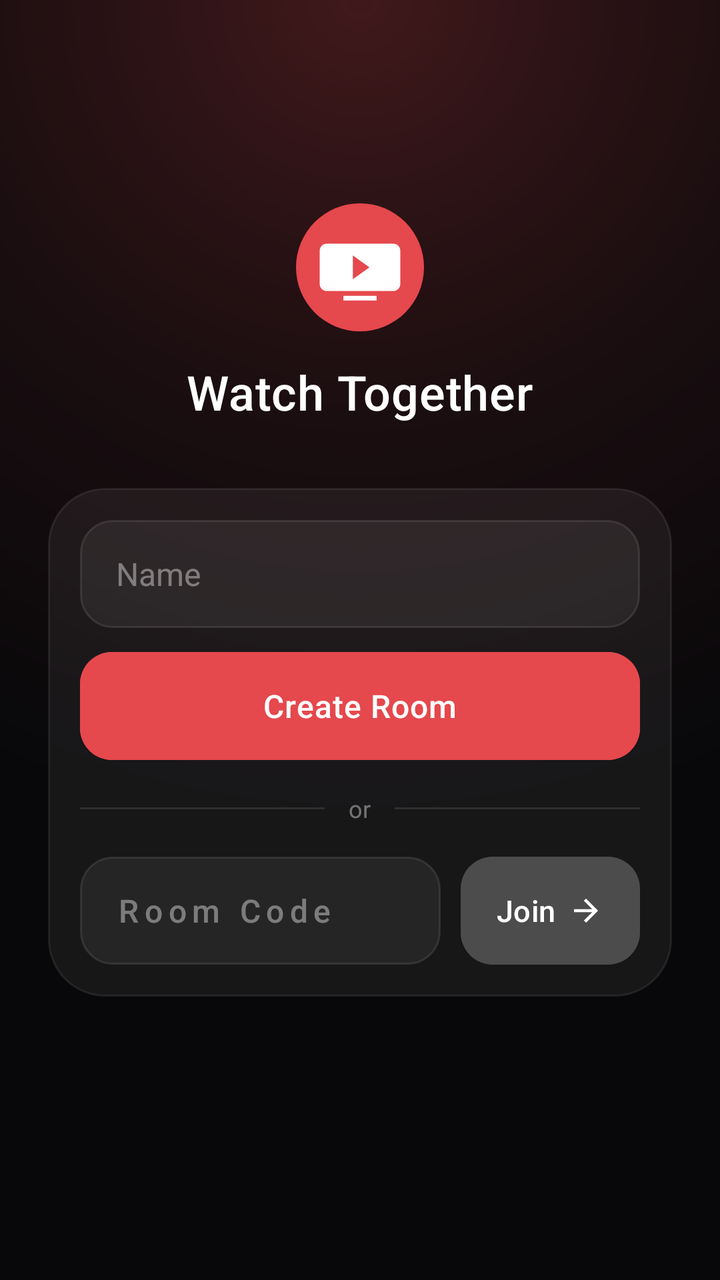
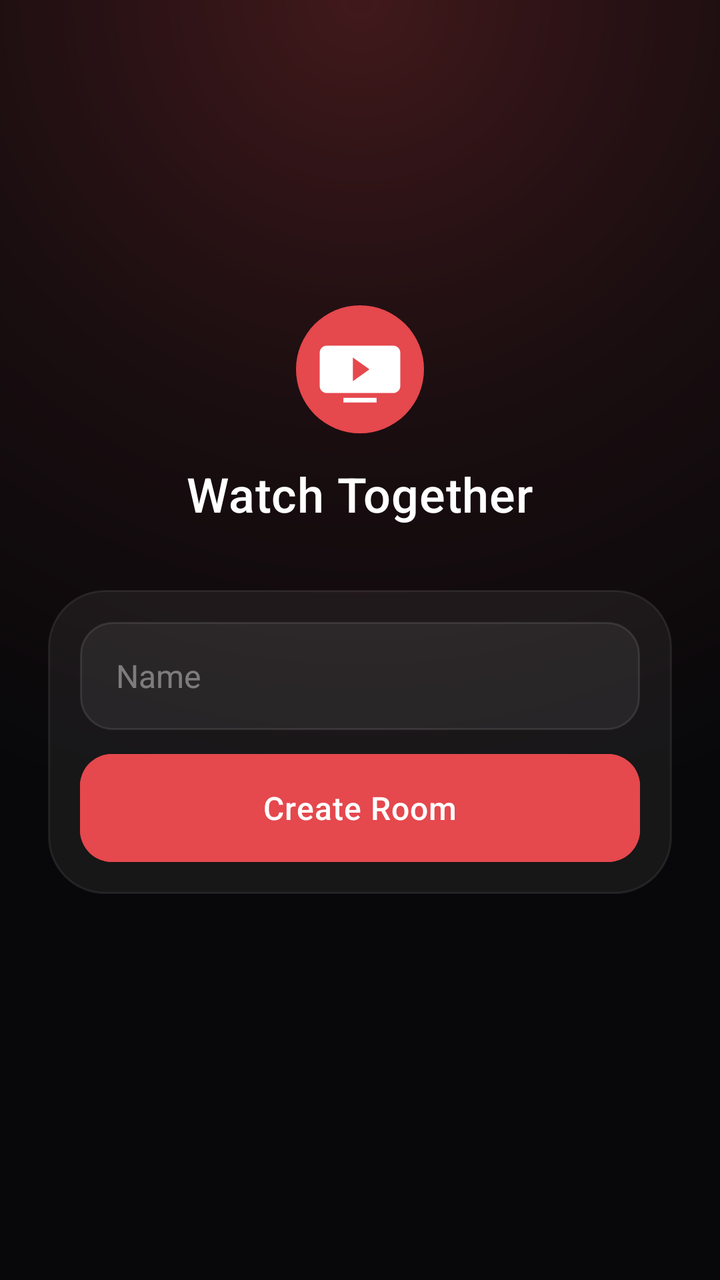

Compare the two renders of this Android layout. The source of the first and the diff that turns it into the second are given below.
<!-- AndroidManifest.xml: application theme Theme.WatchTogether -->
<!-- res/layout/activity_main.xml -->
<?xml version="1.0" encoding="utf-8"?>
<FrameLayout xmlns:android="http://schemas.android.com/apk/res/android"
    xmlns:app="http://schemas.android.com/apk/res-auto"
    android:id="@+id/root"
    android:layout_width="match_parent"
    android:layout_height="match_parent"
    android:background="@drawable/join_bg">

    <ScrollView
        android:layout_width="match_parent"
        android:layout_height="match_parent"
        android:fillViewport="true"
        android:overScrollMode="never"
        android:scrollbars="none">

        <LinearLayout
            android:layout_width="match_parent"
            android:layout_height="wrap_content"
            android:gravity="center"
            android:orientation="vertical"
            android:paddingHorizontal="24dp"
            android:paddingVertical="32dp">

            <ImageView
                android:layout_width="64dp"
                android:layout_height="64dp"
                android:contentDescription="@null"
                android:src="@drawable/ic_launcher" />

            <TextView
                android:id="@+id/titleText"
                android:layout_width="wrap_content"
                android:layout_height="wrap_content"
                android:layout_marginTop="14dp"
                android:fontFamily="sans-serif-medium"
                android:letterSpacing="0.01"
                android:text="@string/app_name"
                android:textColor="#FFFFFF"
                android:textSize="24sp" />

            <TextView
                android:id="@+id/setupWarning"
                android:layout_width="wrap_content"
                android:layout_height="wrap_content"
                android:layout_marginTop="10dp"
                android:text="@string/setup_needed"
                android:textColor="#FFB3B6"
                android:textSize="13sp"
                android:visibility="gone" />

            
            <LinearLayout
                android:layout_width="match_parent"
                android:layout_height="wrap_content"
                android:layout_marginTop="32dp"
                android:background="@drawable/join_card"
                android:orientation="vertical"
                android:padding="16dp">

                <EditText
                    android:id="@+id/nameInput"
                    style="@style/JoinField"
                    android:hint="@string/your_name"
                    android:imeOptions="actionDone"
                    android:inputType="textPersonName|textCapWords"
                    android:maxLength="24" />

                <com.google.android.material.button.MaterialButton
                    android:id="@+id/createButton"
                    android:layout_width="match_parent"
                    android:layout_height="54dp"
                    android:layout_marginTop="12dp"
                    android:backgroundTint="@color/accent"
                    android:fontFamily="sans-serif-medium"
                    android:insetTop="0dp"
                    android:insetBottom="0dp"
                    android:letterSpacing="0.02"
                    android:text="@string/create_room"
                    android:textAllCaps="false"
                    android:textColor="#FFFFFF"
                    android:textSize="16sp"
                    app:cornerRadius="16dp" />

                <LinearLayout
                    android:layout_width="match_parent"
                    android:layout_height="wrap_content"
                    android:layout_marginVertical="16dp"
                    android:gravity="center_vertical"
                    android:orientation="horizontal">

                    <View
                        android:layout_width="0dp"
                        android:layout_height="1dp"
                        android:layout_weight="1"
                        android:background="#1AFFFFFF" />

                    <TextView
                        android:id="@+id/orText"
                        android:layout_width="wrap_content"
                        android:layout_height="wrap_content"
                        android:layout_marginHorizontal="12dp"
                        android:text="@string/or_join"
                        android:textColor="#66FFFFFF"
                        android:textSize="12sp" />

                    <View
                        android:layout_width="0dp"
                        android:layout_height="1dp"
                        android:layout_weight="1"
                        android:background="#1AFFFFFF" />
                </LinearLayout>

                <LinearLayout
                    android:layout_width="match_parent"
                    android:layout_height="wrap_content"
                    android:gravity="center_vertical"
                    android:orientation="horizontal">

                    <EditText
                        android:id="@+id/codeInput"
                        style="@style/JoinField"
                        android:layout_width="0dp"
                        android:layout_weight="1"
                        android:fontFamily="sans-serif-medium"
                        android:hint="@string/room_code"
                        android:imeOptions="actionGo"
                        android:inputType="textCapCharacters|textNoSuggestions|textVisiblePassword"
                        android:letterSpacing="0.18"
                        android:maxLength="6" />

                    <com.google.android.material.button.MaterialButton
                        android:id="@+id/joinButton"
                        android:layout_width="wrap_content"
                        android:layout_height="54dp"
                        android:layout_marginStart="10dp"
                        android:backgroundTint="#1FFFFFFF"
                        android:fontFamily="sans-serif-medium"
                        android:insetTop="0dp"
                        android:insetBottom="0dp"
                        android:paddingHorizontal="18dp"
                        android:text="@string/join_room"
                        android:textAllCaps="false"
                        android:textColor="#FFFFFF"
                        android:textSize="15sp"
                        app:cornerRadius="16dp"
                        app:icon="@drawable/ic_arrow_forward"
                        app:iconGravity="end"
                        app:iconPadding="6dp"
                        app:iconSize="18dp"
                        app:iconTint="#FFFFFF" />
                </LinearLayout>
            </LinearLayout>

            <ProgressBar
                android:id="@+id/progress"
                android:layout_width="22dp"
                android:layout_height="22dp"
                android:layout_marginTop="18dp"
                android:indeterminateTint="#B3FFFFFF"
                android:visibility="invisible" />
        </LinearLayout>
    </ScrollView>

    <TextView
        android:id="@+id/versionText"
        android:layout_width="wrap_content"
        android:layout_height="40dp"
        android:layout_gravity="bottom|center_horizontal"
        android:gravity="center"
        android:paddingHorizontal="16dp"
        android:textColor="#40FFFFFF"
        android:textSize="11sp" />
</FrameLayout>
<!-- resources referenced by this layout -->
<resources>
  <color name="accent">#E5484D</color>
  <!-- drawable ic_arrow_forward (drawable) -->
  <?xml version="1.0" encoding="utf-8"?>
  <vector xmlns:android="http://schemas.android.com/apk/res/android"
      android:width="24dp" android:height="24dp"
      android:viewportWidth="24" android:viewportHeight="24">
      <path android:fillColor="#FFFFFFFF" android:pathData="M12,4l-1.41,1.41L16.17,11H4v2h12.17l-5.58,5.59L12,20l8,-8z" />
  </vector>
  <!-- drawable ic_launcher (drawable) -->
  <?xml version="1.0" encoding="utf-8"?>
  <vector xmlns:android="http://schemas.android.com/apk/res/android"
      android:width="108dp" android:height="108dp"
      android:viewportWidth="108" android:viewportHeight="108">
      <path android:fillColor="#E5484D" android:pathData="M54,0a54,54 0,1 1,0 108a54,54 0,1 1,0 -108z" />
      <path android:fillColor="#FFFFFF" android:pathData="M26,34h56a6,6 0,0 1,6 6v28a6,6 0,0 1,-6 6h-56a6,6 0,0 1,-6 -6v-28a6,6 0,0 1,6 -6z" />
      <path android:fillColor="#E5484D" android:pathData="M48,44l14,10l-14,10z" />
      <path android:fillColor="#FFFFFF" android:pathData="M40,78h28v4h-28z" />
  </vector>
  <!-- drawable join_card (drawable) -->
  <?xml version="1.0" encoding="utf-8"?>
  <shape xmlns:android="http://schemas.android.com/apk/res/android" android:shape="rectangle">
      <solid android:color="#0FFFFFFF" />
      <stroke android:width="1dp" android:color="#14FFFFFF" />
      <corners android:radius="28dp" />
  </shape>
  <string name="app_name">Watch Together</string>
  <string name="create_room">Create Room</string>
  <string name="join_room">Join</string>
  <string name="or_join">or</string>
  <string name="room_code">Room Code</string>
  <string name="setup_needed">Server not configured</string>
  <string name="your_name">Name</string>
  <style name="JoinField">
          <item name="android:layout_width">match_parent</item>
          <item name="android:layout_height">54dp</item>
          <item name="android:background">@drawable/join_field</item>
          <item name="android:paddingStart">18dp</item>
          <item name="android:paddingEnd">18dp</item>
          <item name="android:textColor">#FFFFFF</item>
          <item name="android:textColorHint">#66FFFFFF</item>
          <item name="android:textSize">16sp</item>
          <item name="android:maxLines">1</item>
          <item name="android:singleLine">true</item>
          <item name="android:importantForAutofill">no</item>
          <item name="android:textCursorDrawable">@null</item>
      </style>
  <style name="Theme.WatchTogether" parent="Theme.Material3.DayNight.NoActionBar">
          <item name="colorPrimary">@color/accent</item>
          <item name="colorOnPrimary">#FFFFFF</item>
          <item name="colorSecondaryContainer">#33E5484D</item>
          <item name="colorOnSecondaryContainer">@color/accent</item>
      </style>
  <!-- drawable join_field (drawable) -->
  <?xml version="1.0" encoding="utf-8"?>
  <selector xmlns:android="http://schemas.android.com/apk/res/android">
      <item android:state_focused="true">
          <shape android:shape="rectangle">
              <solid android:color="#14FFFFFF" />
              <stroke android:width="1dp" android:color="#99E5484D" />
              <corners android:radius="16dp" />
          </shape>
      </item>
      <item>
          <shape android:shape="rectangle">
              <solid android:color="#0FFFFFFF" />
              <stroke android:width="1dp" android:color="#1AFFFFFF" />
              <corners android:radius="16dp" />
          </shape>
      </item>
  </selector>
  <!-- unchanged entries left out for length: 1 -->
</resources>

<!-- the commit's change to res/layout/activity_main.xml (unified diff, before → after) -->
@@ -86,7 +86,8 @@
                     android:layout_height="wrap_content"
                     android:layout_marginVertical="16dp"
                     android:gravity="center_vertical"
-                    android:orientation="horizontal">
+                    android:orientation="horizontal"
+                    android:visibility="gone">
 
                     <View
                         android:layout_width="0dp"
@@ -114,7 +115,8 @@
                     android:layout_width="match_parent"
                     android:layout_height="wrap_content"
                     android:gravity="center_vertical"
-                    android:orientation="horizontal">
+                    android:orientation="horizontal"
+                    android:visibility="gone">
 
                     <EditText
                         android:id="@+id/codeInput"
